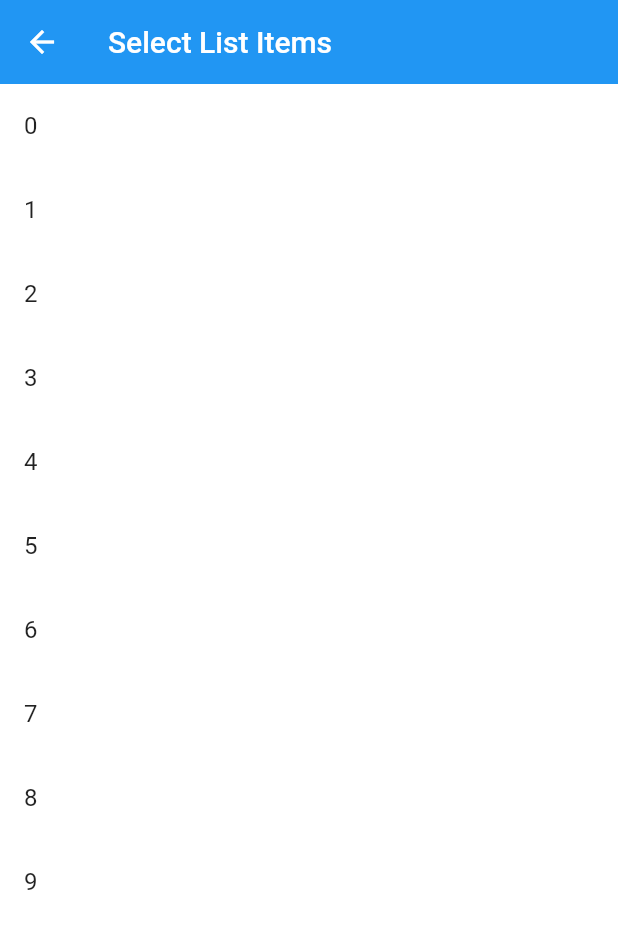
After one commit to savio2503/target_flutter, a Flutter app: the MainScreen screen opened directly, after a tap on the "stacked line chart" icon, on a phone screen of 412 x 824 dp. The commit adds this screen. Shown: the top 929 px of the screen. Run offline on Flutter 3.47's test engine with Material 2 defaults, Android fonts, the phone set to English and light mode, and no system bars; our stand-ins replace brasil_fields, dropdown_button2, flutter_mobx, get_it, ionicons, mobx and 1 more; accounts and stored records are empty; generated files the repository leaves out were written again; network calls fail.

Commit message:
criando a tela de distribuicao

```diff
--- /dev/null
+++ b/lib/screens/distribute/distribute_screen.dart
@@ -0,0 +1,48 @@
+import 'package:flutter/material.dart';
+
+class DistributeScreen extends StatefulWidget {
+  const DistributeScreen({super.key});
+
+  @override
+  State<DistributeScreen> createState() => _DistributeScreenState();
+}
+
+class _DistributeScreenState extends State<DistributeScreen> {
+  List<int> _selectedItems = <int>[];
+
+  @override
+  Widget build(BuildContext context) {
+    return Scaffold(
+      appBar: AppBar(
+        title: Text('Select List Items'),
+      ),
+      body: ListView.builder(
+        itemCount: 10,
+        itemBuilder: (context, index) {
+          return Container(
+            color: (_selectedItems.contains(index))
+                ? Colors.blue.withOpacity(0.5)
+                : Colors.transparent,
+            child: ListTile(
+              onTap: () {
+                if (_selectedItems.contains(index)) {
+                  setState(() {
+                    _selectedItems.removeWhere((element) => element == index);
+                  });
+                }
+              },
+              onLongPress: () {
+                if (!_selectedItems.contains(index)) {
+                  setState(() {
+                    _selectedItems.add(index);
+                  });
+                }
+              },
+              title: Text('$index'),
+            ),
+          );
+        },
+      ),
+    );
+  }
+}
--- a/lib/screens/main/main_screen.dart
+++ b/lib/screens/main/main_screen.dart
@@ -2,9 +2,11 @@ import 'package:flutter/material.dart';
 import 'package:flutter_mobx/flutter_mobx.dart';
 import 'package:get_it/get_it.dart';
 import 'package:target_flutter/helpers/extensions.dart';
+import 'package:target_flutter/screens/distribute/distribute_screen.dart';
 import 'package:target_flutter/screens/edit/edit_screen.dart';
 import 'package:target_flutter/stores/main_store.dart';
 import 'package:target_flutter/stores/user_manager_store.dart';
+import 'package:ionicons/ionicons.dart';
 
 import '../add/add_screen.dart';
 
@@ -48,6 +50,15 @@ class _MainScreenState extends State<MainScreen> {
             },
           ),
           actions: [
+            IconButton(
+              onPressed: () {
+                Navigator.push(
+                  context,
+                  MaterialPageRoute(builder: (context) => DistributeScreen()),
+                );
+              },
+              icon: const Icon(Icons.stacked_line_chart),
+            ),
             IconButton(
               onPressed: () {
                 Navigator.push(
--- a/pubspec.yaml
+++ b/pubspec.yaml
@@ -47,6 +47,7 @@ dependencies:
   dio: ^4.0.6
   dropdown_button2: ^1.8.5
   http: ^0.13.5
+  ionicons: ^0.2.1
 
 dev_dependencies:
   flutter_test:
```
Also changed, not shown: pubspec.lock.
